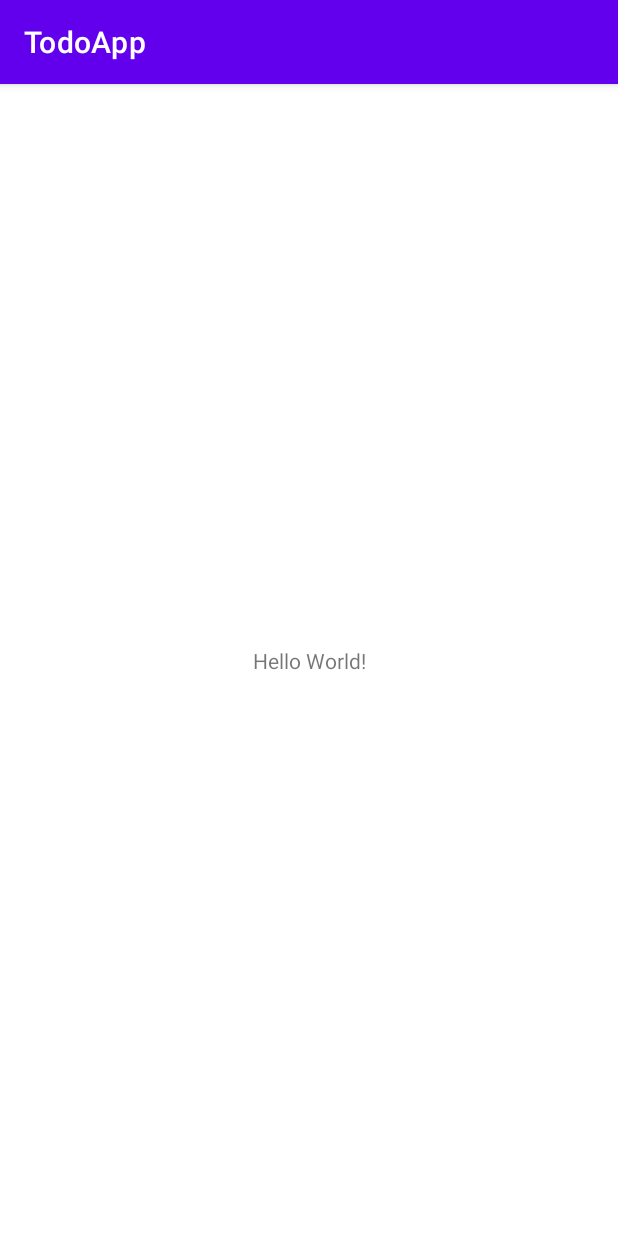
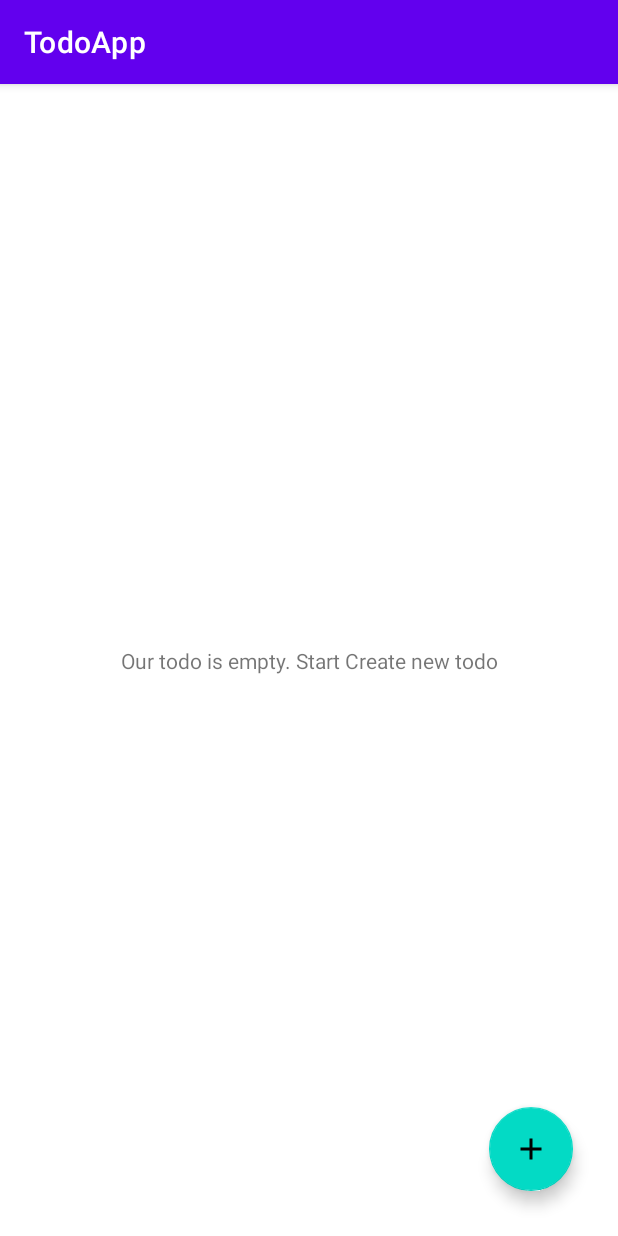
Before and after one commit to austinlieandro/TodoApp, an Android app: the screen it shows after launch (MainActivity), on a phone screen of 412 x 824 dp. Run offline under Robolectric (Android 15) with nearby library versions, the phone set to English and light mode, and no system bars; our stand-ins replace Room's generated code.

Commit message:
Week 8 Done

```diff
--- a/app/src/main/AndroidManifest.xml
+++ b/app/src/main/AndroidManifest.xml
@@ -12,7 +12,7 @@
         android:theme="@style/Theme.TodoApp"
         tools:targetApi="31">
         <activity
-            android:name=".MainActivity"
+            android:name=".view.MainActivity"
             android:exported="true">
             <intent-filter>
                 <action android:name="android.intent.action.MAIN" />
--- /dev/null
+++ b/app/src/main/java/com/example/todoapp/model/TodoDao.kt
@@ -0,0 +1,18 @@
+package com.example.todoapp.model
+
+import androidx.room.*
+
+@Dao
+interface TodoDao {
+    @Insert(onConflict = OnConflictStrategy.REPLACE)
+    fun insertAll(vararg todo:Todo)
+
+    @Query("SELECT * FROM todo")
+    fun selectAllTodo(): List<Todo>
+
+    @Query("SELECT * FROM todo WHERE uuid= :id")
+    fun selectTodo(id:Int): Todo
+
+    @Delete
+    fun deleteTodo(todo:Todo)
+}
--- /dev/null
+++ b/app/src/main/java/com/example/todoapp/model/TodoDatabase.kt
@@ -0,0 +1,33 @@
+package com.example.todoapp.model
+
+import android.content.Context
+import androidx.room.Database
+import androidx.room.Room
+import androidx.room.RoomDatabase
+
+@Database(entities = arrayOf(Todo::class), version =  1)
+abstract class TodoDatabase:RoomDatabase() {
+    abstract fun todoDao(): TodoDao
+
+    companion object {
+        @Volatile private var instance: TodoDatabase ?= null
+        private val LOCK = Any()
+
+        private fun buildDatabase(context:Context) =
+            Room.databaseBuilder(
+                context.applicationContext,
+                TodoDatabase::class.java,
+                "newtododb").build()
+
+        operator fun invoke(context:Context) {
+            if(instance!=null) {
+                synchronized(LOCK) {
+                    instance ?: buildDatabase(context).also {
+                        instance = it
+                    }
+                }
+            }
+        }
+
+    }
+}
--- a/app/src/main/java/com/example/todoapp/MainActivity.kt
+++ b/app/src/main/java/com/example/todoapp/view/MainActivity.kt
@@ -1,7 +1,8 @@
-package com.example.todoapp
+package com.example.todoapp.view
 
 import androidx.appcompat.app.AppCompatActivity
 import android.os.Bundle
+import com.example.todoapp.R
 
 class MainActivity : AppCompatActivity() {
     override fun onCreate(savedInstanceState: Bundle?) {
--- /dev/null
+++ b/app/src/main/java/com/example/todoapp/view/TodoListAdapter.kt
@@ -0,0 +1,38 @@
+package com.example.todoapp.view
+
+import android.view.LayoutInflater
+import android.view.View
+import android.view.ViewGroup
+import android.widget.CheckBox
+import androidx.recyclerview.widget.RecyclerView
+import com.example.todoapp.R
+import com.example.todoapp.model.Todo
+
+class TodoListAdapter(val todoList:ArrayList<Todo>, val adapterOnClick : (Todo) -> Unit) : RecyclerView.Adapter<TodoListAdapter.TodoViewHolder>() {
+    class TodoViewHolder(var view: View): RecyclerView.ViewHolder(view)
+
+    override fun onCreateViewHolder(parent: ViewGroup, viewType: Int): TodoViewHolder {
+        val inflater = LayoutInflater.from(parent.context)
+        val view = inflater.inflate(R.layout.todo_item_layout, parent, false)
+
+        return TodoViewHolder(view)
+    }
+
+    override fun onBindViewHolder(holder: TodoViewHolder, position: Int) {
+        var checktask = holder.view.findViewById<CheckBox>(R.id.checkTask)
+        checktask.text = todoList[position].title
+        checktask.setOnCheckedChangeListener { compountButton, b ->
+            adapterOnClick(todoList[position])
+        }
+    }
+
+    override fun getItemCount(): Int {
+        return todoList.size
+    }
+
+    fun updateTodoList(newTodoList: List<Todo>) {
+        todoList.clear()
+        todoList.addAll(newTodoList)
+        notifyDataSetChanged()
+    }
+}
--- /dev/null
+++ b/app/src/main/java/com/example/todoapp/view/TodoListFragment.kt
@@ -0,0 +1,61 @@
+package com.example.todoapp.view
+
+import android.os.Bundle
+import androidx.fragment.app.Fragment
+import android.view.LayoutInflater
+import android.view.View
+import android.view.ViewGroup
+import android.widget.CheckBox
+import android.widget.TextView
+import androidx.lifecycle.Observer
+import androidx.lifecycle.ViewModelProvider
+import androidx.navigation.Navigation
+import androidx.recyclerview.widget.LinearLayoutManager
+import androidx.recyclerview.widget.RecyclerView
+import com.example.todoapp.R
+import com.example.todoapp.viewmodel.ListTodoViewModel
+import com.google.android.material.floatingactionbutton.FloatingActionButton
+
+class TodoListFragment : Fragment() {
+    private lateinit var viewModel: ListTodoViewModel
+    private val todoListAdapter  = TodoListAdapter(arrayListOf(), { item -> viewModel.clearTask(item) })
+
+    override fun onCreateView(
+        inflater: LayoutInflater, container: ViewGroup?,
+        savedInstanceState: Bundle?
+    ): View? {
+        // Inflate the layout for this fragment
+        return inflater.inflate(R.layout.fragment_todo_list, container, false)
+    }
+
+    override fun onViewCreated(view: View, savedInstanceState: Bundle?) {
+        super.onViewCreated(view, savedInstanceState)
+
+        viewModel = ViewModelProvider(this).get(ListTodoViewModel::class.java)
+        viewModel.refresh()
+        var recViewTodo = view.findViewById<RecyclerView>(R.id.recViewTodo)
+        recViewTodo.layoutManager = LinearLayoutManager(context)
+        recViewTodo.adapter = todoListAdapter
+
+        var fabAddTodo = view.findViewById<FloatingActionButton>(R.id.fabAddTodo)
+        fabAddTodo.setOnClickListener {
+            val action = TodoListFragmentDirections.ActionCreateTodo()
+            Navigation.findNavController(it).navigate(action)
+        }
+
+        observeViewModel()
+    }
+
+    fun observeViewModel() {
+        viewModel.todoLD.observe(viewLifecycleOwner, Observer {
+            todoListAdapter.updateTodoList(it)
+            var txtEmpty = view?.findViewById<TextView>(R.id.txtEmpty)
+            if(it.isEmpty()) {
+                txtEmpty?.visibility = View.VISIBLE
+            } else {
+                txtEmpty?.visibility = View.GONE
+            }
+        })
+    }
+
+}
--- /dev/null
+++ b/app/src/main/java/com/example/todoapp/viewmodel/ListTodoViewModel.kt
@@ -0,0 +1,47 @@
+package com.example.todoapp.viewmodel
+
+import android.app.Application
+import androidx.lifecycle.AndroidViewModel
+import androidx.lifecycle.MutableLiveData
+import androidx.room.Room
+import com.example.todoapp.model.Todo
+import com.example.todoapp.model.TodoDatabase
+import kotlinx.coroutines.CoroutineScope
+import kotlinx.coroutines.Dispatchers
+import kotlinx.coroutines.Job
+import kotlinx.coroutines.launch
+import kotlin.coroutines.CoroutineContext
+
+class ListTodoViewModel(application: Application): AndroidViewModel(application), CoroutineScope {
+    val todoLD = MutableLiveData<List<Todo>>()
+    val todoLoadErrorLD = MutableLiveData<Boolean>()
+    val loadingLD = MutableLiveData<Boolean>()
+    private var job = Job()
+
+    override val coroutineContext: CoroutineContext
+        get() = job + Dispatchers.IO
+
+    fun refresh() {
+        loadingLD.value = true
+        todoLoadErrorLD.value = false
+        launch {
+            val db = Room.databaseBuilder(
+                getApplication(),
+                TodoDatabase::class.java, "newtododb").build()
+
+            todoLD.postValue(db.todoDao().selectAllTodo())
+        }
+    }
+
+    fun clearTask(todo: Todo) {
+        launch {
+            val db = Room.databaseBuilder(
+                getApplication(),
+                TodoDatabase::class.java, "newtododb").build()
+            db.todoDao().deleteTodo(todo)
+
+            todoLD.postValue(db.todoDao().selectAllTodo())
+        }
+    }
+
+}
--- /dev/null
+++ b/app/src/main/res/drawable/baseline_add_24.xml
@@ -0,0 +1,5 @@
+<vector android:height="24dp" android:tint="#000000"
+    android:viewportHeight="24" android:viewportWidth="24"
+    android:width="24dp" xmlns:android="http://schemas.android.com/apk/res/android">
+    <path android:fillColor="@android:color/white" android:pathData="M19,13h-6v6h-2v-6H5v-2h6V5h2v6h6v2z"/>
+</vector>
--- /dev/null
+++ b/app/src/main/res/drawable/baseline_edit_24.xml
@@ -0,0 +1,5 @@
+<vector android:height="24dp" android:tint="#000000"
+    android:viewportHeight="24" android:viewportWidth="24"
+    android:width="24dp" xmlns:android="http://schemas.android.com/apk/res/android">
+    <path android:fillColor="@android:color/white" android:pathData="M3,17.25V21h3.75L17.81,9.94l-3.75,-3.75L3,17.25zM20.71,7.04c0.39,-0.39 0.39,-1.02 0,-1.41l-2.34,-2.34c-0.39,-0.39 -1.02,-0.39 -1.41,0l-1.83,1.83 3.75,3.75 1.83,-1.83z"/>
+</vector>
--- a/app/src/main/res/layout/activity_main.xml
+++ b/app/src/main/res/layout/activity_main.xml
@@ -4,15 +4,17 @@
     xmlns:tools="http://schemas.android.com/tools"
     android:layout_width="match_parent"
     android:layout_height="match_parent"
-    tools:context=".MainActivity">
+    tools:context=".view.MainActivity">
 
-    <TextView
-        android:layout_width="wrap_content"
-        android:layout_height="wrap_content"
-        android:text="Hello World!"
+    <androidx.fragment.app.FragmentContainerView
+        android:id="@+id/fragmentContainerView"
+        android:name="androidx.navigation.fragment.NavHostFragment"
+        android:layout_width="match_parent"
+        android:layout_height="match_parent"
+        app:defaultNavHost="true"
         app:layout_constraintBottom_toBottomOf="parent"
         app:layout_constraintEnd_toEndOf="parent"
         app:layout_constraintStart_toStartOf="parent"
-        app:layout_constraintTop_toTopOf="parent" />
-
+        app:layout_constraintTop_toTopOf="parent"
+        app:navGraph="@navigation/navigation_main" />
 </androidx.constraintlayout.widget.ConstraintLayout>
--- /dev/null
+++ b/app/src/main/res/layout/fragment_todo_list.xml
@@ -0,0 +1,43 @@
+<?xml version="1.0" encoding="utf-8"?>
+<FrameLayout xmlns:android="http://schemas.android.com/apk/res/android"
+    xmlns:app="http://schemas.android.com/apk/res-auto"
+    xmlns:tools="http://schemas.android.com/tools"
+    android:layout_width="match_parent"
+    android:layout_height="match_parent"
+    tools:context=".view.TodoListFragment">
+
+    <androidx.constraintlayout.widget.ConstraintLayout
+        android:layout_width="match_parent"
+        android:layout_height="match_parent">
+
+        <androidx.recyclerview.widget.RecyclerView
+            android:id="@+id/recViewTodo"
+            android:layout_width="match_parent"
+            android:layout_height="match_parent"
+            app:layout_constraintBottom_toBottomOf="parent"
+            app:layout_constraintEnd_toEndOf="parent"
+            app:layout_constraintStart_toStartOf="parent"
+            app:layout_constraintTop_toTopOf="parent" />
+
+        <com.google.android.material.floatingactionbutton.FloatingActionButton
+            android:id="@+id/fabAddTodo"
+            android:layout_width="wrap_content"
+            android:layout_height="wrap_content"
+            android:layout_marginEnd="30dp"
+            android:layout_marginBottom="30dp"
+            android:clickable="true"
+            android:src="@drawable/baseline_add_24"
+            app:layout_constraintBottom_toBottomOf="parent"
+            app:layout_constraintEnd_toEndOf="parent" />
+
+        <TextView
+            android:id="@+id/txtEmpty"
+            android:layout_width="wrap_content"
+            android:layout_height="wrap_content"
+            android:text="Our todo is empty. Start Create new todo"
+            app:layout_constraintBottom_toBottomOf="parent"
+            app:layout_constraintEnd_toEndOf="@+id/recViewTodo"
+            app:layout_constraintStart_toStartOf="parent"
+            app:layout_constraintTop_toTopOf="parent" />
+    </androidx.constraintlayout.widget.ConstraintLayout>
+</FrameLayout>
--- /dev/null
+++ b/app/src/main/res/navigation/navigation_main.xml
@@ -0,0 +1,22 @@
+<?xml version="1.0" encoding="utf-8"?>
+<navigation xmlns:android="http://schemas.android.com/apk/res/android"
+    xmlns:app="http://schemas.android.com/apk/res-auto"
+    xmlns:tools="http://schemas.android.com/tools"
+    android:id="@+id/navigation_main"
+    app:startDestination="@id/todoListFragment">
+
+    <fragment
+        android:id="@+id/createTodoFragment"
+        android:name="com.example.todoapp.view.CreateTodoFragment"
+        android:label="fragment_create_todo"
+        tools:layout="@layout/fragment_create_todo" />
+    <fragment
+        android:id="@+id/todoListFragment"
+        android:name="com.example.todoapp.view.TodoListFragment"
+        android:label="fragment_todo_list"
+        tools:layout="@layout/fragment_todo_list" >
+        <action
+            android:id="@+id/ActionCreateTodo"
+            app:destination="@id/createTodoFragment" />
+    </fragment>
+</navigation>
--- a/app/src/main/res/values/strings.xml
+++ b/app/src/main/res/values/strings.xml
@@ -1,3 +1,5 @@
 <resources>
     <string name="app_name">TodoApp</string>
+    <!-- TODO: Remove or change this placeholder text -->
+    <string name="hello_blank_fragment">Hello blank fragment</string>
 </resources>
```
Also changed, not shown: app/build.gradle (+9 -0 lines), app/src/main/java/com/example/todoapp/model/Model.kt (added, +17 -0 lines), app/src/main/java/com/example/todoapp/view/CreateTodoFragment.kt (added, +42 -0 lines), app/src/main/java/com/example/todoapp/viewmodel/DetailTodoViewModel.kt (added, +29 -0 lines), app/src/main/res/layout/fragment_create_todo.xml (added, +70 -0 lines), app/src/main/res/layout/todo_item_layout.xml (added, +27 -0 lines), build.gradle (+9 -0 lines).
